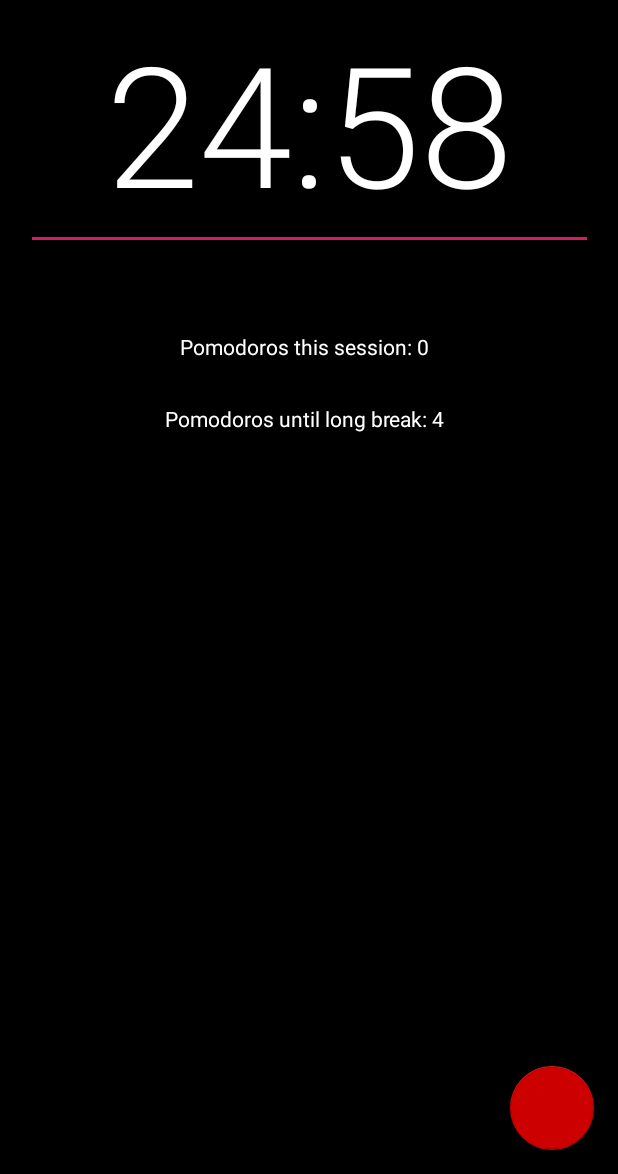
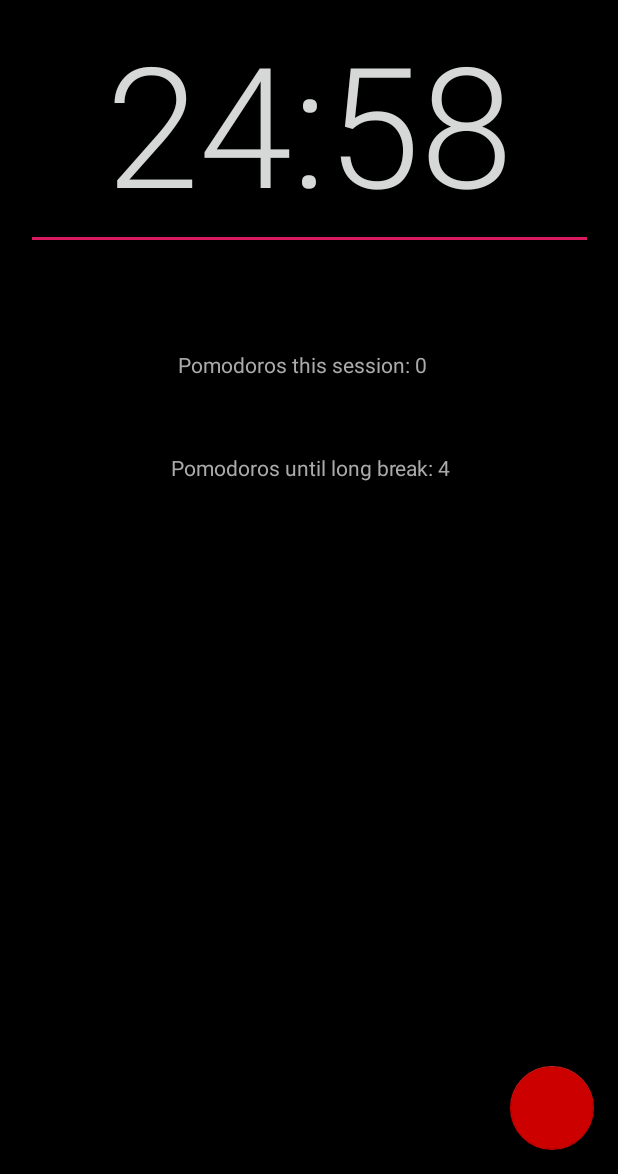
Before and after one commit to RS17/AnnoyingPomodoro, an Android app: the screen it shows after launch (AndroidMainActivity), after a tap on an icon or button, on a phone screen of 412 x 824 dp, the part 62-1236 px from its top. Run offline under Robolectric (Android 15) with nearby library versions, the phone set to English and light mode, and no system bars; our stand-ins replace androidx.preference.

Commit message:
v. 1.0.1 - fixes to make AndroidMediaPlayer a bit less stateful, simplify UI interface, hopefully fix audio bugs

```diff
--- a/app/build.gradle
+++ b/app/build.gradle
@@ -11,8 +11,8 @@ android {
         applicationId "com.github.rs17.annoyingpomodoro"
         minSdkVersion 14
         targetSdkVersion 29
-        versionCode 1
-        versionName "1.0"
+        versionCode 2
+        versionName "1.0.1"
         testInstrumentationRunner "androidx.test.runner.AndroidJUnitRunner"
     }
     buildTypes {
--- a/app/src/main/java/com/github/rs17/annoyingpomodoro/AndroidMainActivity.kt
+++ b/app/src/main/java/com/github/rs17/annoyingpomodoro/AndroidMainActivity.kt
@@ -36,8 +36,6 @@ class AndroidMainActivity : AppCompatActivity(), MainUI {
     val NOTIFICATION_DONE_NOTIF_ID = 1
 
     val appState by lazy{UniversalState(this)}
-    var runPlayer : AndroidMediaPlayer? = null
-    var stopPlayer : AndroidMediaPlayer? = null
     var runningPlayer : AndroidMediaPlayer? = null
 
     override fun onCreate(savedInstanceState: Bundle?) {
@@ -239,24 +237,14 @@ class AndroidMainActivity : AppCompatActivity(), MainUI {
         return filesDir
     }
 
-    override fun initRunPlayer(runPlayerResource: Int){
-        runPlayer = if(runPlayerResource == -1) null else AndroidMediaPlayer(applicationContext, runPlayerResource)
+    fun initRunningPlayer(playerResource: Int): AndroidMediaPlayer?{
+        return if(playerResource == -1) null else AndroidMediaPlayer(applicationContext, playerResource)
     }
 
-    override fun initStopPlayer(stopPlayerResource: Int){
-        stopPlayer = if(stopPlayerResource == -1) null else AndroidMediaPlayer(applicationContext, stopPlayerResource)
-    }
-
-    override fun startRunPlayer() {
+    override fun startRunningPlayer(playerResource: Int) {
         if( runningPlayer != null) killRunningPlayer()
-        runningPlayer = runPlayer
-        runPlayer?.start()
-    }
-
-    override fun startStopPlayer() {
-        if( runningPlayer != null) killRunningPlayer()
-        runningPlayer = stopPlayer
-        stopPlayer?.start()
+        runningPlayer = initRunningPlayer(playerResource)
+        runningPlayer?.start()
     }
 
     override fun killRunningPlayer() {
--- a/app/src/main/java/com/github/rs17/annoyingpomodoro/MainUI.kt
+++ b/app/src/main/java/com/github/rs17/annoyingpomodoro/MainUI.kt
@@ -9,10 +9,7 @@ interface MainUI {
     fun handleFinish(finishMessage: String)
     fun setOnStart(f:()->Unit)
     fun setToResume()
-    fun initRunPlayer(runPlayerResource: Int)
-    fun initStopPlayer(stopPlayerResource: Int)
-    fun startRunPlayer()
-    fun startStopPlayer()
+    fun startRunningPlayer(runPlayerResource: Int)
     fun killRunningPlayer()
     fun switchToStop()
     fun switchToStart()
--- a/app/src/main/java/com/github/rs17/annoyingpomodoro/TimerRun.kt
+++ b/app/src/main/java/com/github/rs17/annoyingpomodoro/TimerRun.kt
@@ -27,8 +27,6 @@ abstract class TimerRun(mainUI_i: MainUI, appState_i: UniversalState, runPlayerR
 
     // do whatever is needed to attach the timer to the UI here
     open fun prepare(){
-        mainUI.initRunPlayer(runPlayerResource)
-        mainUI.initStopPlayer(stopPlayerResource)
         if( appState.currentTimerRun != this) {
             appState.currentTimerRun = this;
         }
@@ -49,7 +47,7 @@ abstract class TimerRun(mainUI_i: MainUI, appState_i: UniversalState, runPlayerR
         }
 
         if(startPlayer) {
-            mainUI.startRunPlayer()
+            mainUI.startRunningPlayer(runPlayerResource)
         }
         currentTimer!!.start()
         timerState = TimerState.running
@@ -60,7 +58,7 @@ abstract class TimerRun(mainUI_i: MainUI, appState_i: UniversalState, runPlayerR
     open fun handleFinish(){
         timerState = TimerState.stopped
         mainUI.killRunningPlayer()
-        mainUI.startStopPlayer()
+        mainUI.startRunningPlayer(stopPlayerResource)
         appState.endedTimerRun = this
         appState.currentTimerRun = null
         nextRun.prepare()
--- a/app/src/main/java/com/github/rs17/annoyingpomodoro/TimerRunWork.kt
+++ b/app/src/main/java/com/github/rs17/annoyingpomodoro/TimerRunWork.kt
@@ -27,7 +27,7 @@ class TimerRunWork(appState: UniversalState, activity: MainUI) : TimerRun(activi
 
     override fun update(updatedKey: String){
         // make player start/stop on settings update based on ticking sound checkbox (hasTick)
-        if(appState.hasTick && timerState == TimerState.running) mainUI.startRunPlayer() else mainUI.killRunningPlayer()
+        if(appState.hasTick && timerState == TimerState.running) mainUI.startRunningPlayer(runPlayerResource) else mainUI.killRunningPlayer()
         if(updatedKey == pomodoroDurationId){
             reset()
         }
--- a/app/src/main/res/layout/content_main.xml
+++ b/app/src/main/res/layout/content_main.xml
@@ -30,7 +30,7 @@
         android:inputType="none"
         android:text="00:00"
         android:textAppearance="@style/TextAppearance.AppCompat.Display4"
-        android:textColor="@android:color/white"
+        android:textColor="?attr/colorButtonNormal"
         app:layout_anchor="@+id/include"
         app:layout_anchorGravity="center"
         app:layout_constraintEnd_toEndOf="parent"
@@ -39,11 +39,9 @@
 
     <EditText
         android:id="@+id/lblPomodoroCount"
-        android:layout_width="262dp"
-        android:layout_height="41dp"
-        android:layout_marginStart="72dp"
-        android:layout_marginLeft="72dp"
-        android:layout_marginTop="44dp"
+        android:layout_width="403dp"
+        android:layout_height="50dp"
+        android:layout_marginTop="52dp"
         android:clickable="false"
         android:editable="false"
         android:ems="10"
@@ -51,17 +49,17 @@
         android:inputType="none"
         android:text="total pomodoros label here"
         android:textAppearance="@style/TextAppearance.AppCompat.Body1"
-        android:textColor="@android:color/white"
+        android:textColor="@android:color/darker_gray"
+        app:layout_constraintEnd_toEndOf="parent"
+        app:layout_constraintHorizontal_bias="0.0"
         app:layout_constraintStart_toStartOf="parent"
         app:layout_constraintTop_toBottomOf="@+id/TimeRemaining" />
 
     <EditText
         android:id="@+id/lblShortBreaksUntilLong"
-        android:layout_width="262dp"
-        android:layout_height="41dp"
-        android:layout_marginStart="72dp"
-        android:layout_marginLeft="72dp"
-        android:layout_marginTop="92dp"
+        android:layout_width="414dp"
+        android:layout_height="59dp"
+        android:layout_marginTop="116dp"
         android:clickable="false"
         android:editable="false"
         android:ems="10"
@@ -69,7 +67,10 @@
         android:inputType="none"
         android:text="short breaks until long label here"
         android:textAppearance="@style/TextAppearance.AppCompat.Body1"
-        android:textColor="@android:color/white"
+        android:textColor="@android:color/darker_gray"
+        app:layout_constraintEnd_toEndOf="parent"
+        app:layout_constraintHorizontal_bias="0.0"
         app:layout_constraintStart_toStartOf="parent"
         app:layout_constraintTop_toBottomOf="@+id/TimeRemaining" />
+
 </androidx.constraintlayout.widget.ConstraintLayout>
```
Also changed, not shown: app/src/main/java/com/github/rs17/annoyingpomodoro/AndroidMediaPlayer.kt (+10 -2 lines), 1 other file.
